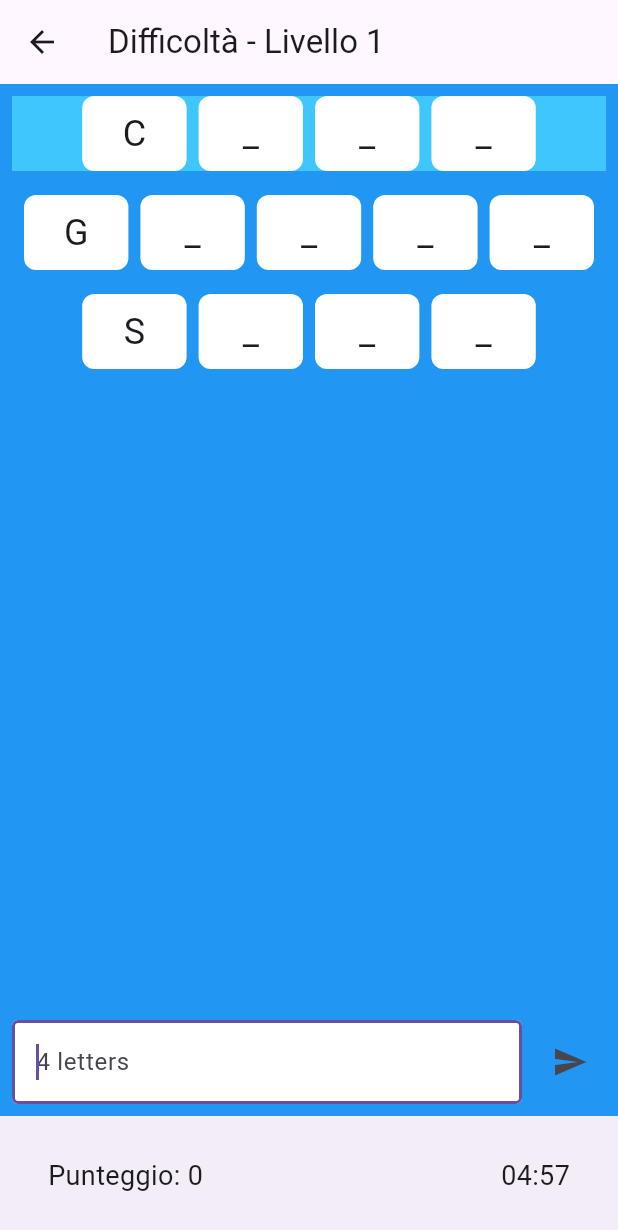
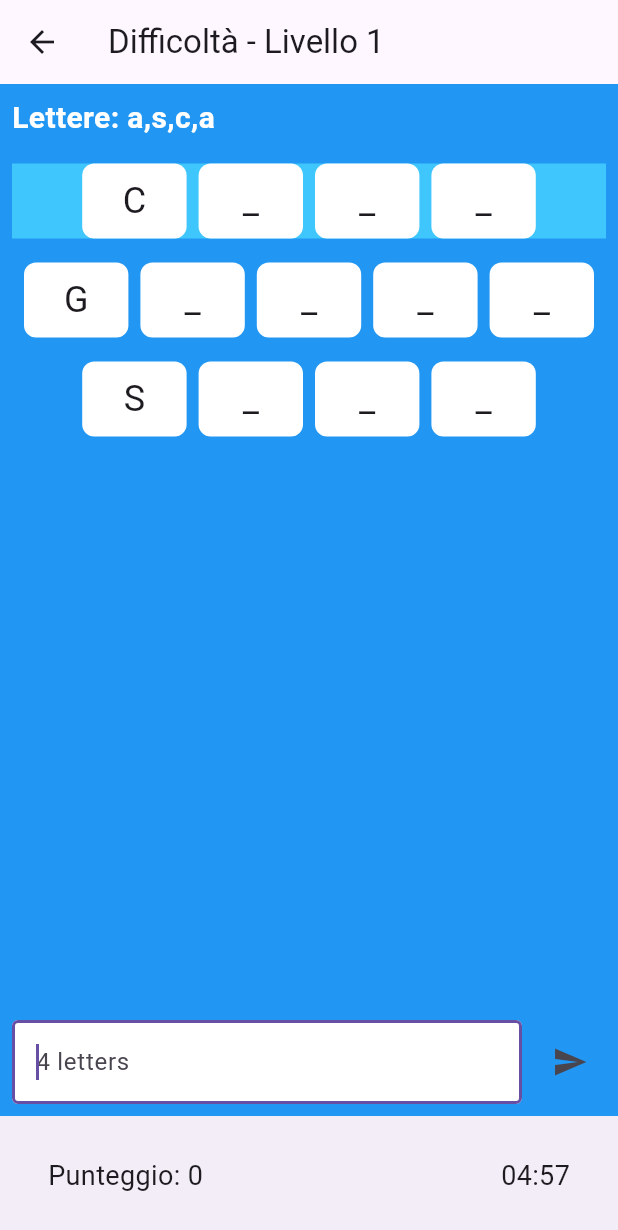
Before and after one commit to lucar91/Parolando, a Flutter app: the ListaPage screen opened by its route, after a tap on an icon or button, on a phone screen of 412 x 824 dp. Shown: the top 1230 px of the screen. Run offline on Flutter 3.47's test engine with Material 3 defaults, Android fonts, the phone set to English and light mode, and no system bars.

Commit message:
Added word letters into description labels

```diff
--- a/lib/pages/list_page.dart
+++ b/lib/pages/list_page.dart
@@ -14,6 +14,7 @@ class _ListaPageState extends State<ListaPage> {
   TextEditingController _textEditingController = TextEditingController();
 
   List<String>? levelWords;
+  List<String>? levelWordsLetters;
 
   int score = 0; // Aggiunta la variabile score
   bool isLoading = true; // Aggiungi una variabile di stato per il caricamento
@@ -59,11 +60,13 @@ class _ListaPageState extends State<ListaPage> {
     JsonParser jsonParser = JsonParser();
     try {
       await jsonParser.loadJsonData(); // Carica i dati JSON
-      Map<String, dynamic>? words = jsonParser.getLevelItems(
+      Map<String, dynamic>? wordsPack = jsonParser.getLevelItems(
           'easy', 1); // Ottieni le parole per il livello facile
-      if (words != null) {
-        levelWords = words['words'].keys.toList();
-
+      if (wordsPack != null) {
+        Map<String, dynamic> wordsMap = wordsPack['words'];
+        levelWords = wordsMap.keys.toList(); // Lista delle chiavi
+        levelWordsLetters =
+            wordsMap.values.map((value) => value.toString()).toList();
         disableRow = List<bool>.filled(levelWords!.length, false);
         setState(() {
           items =
@@ -164,6 +167,18 @@ class _ListaPageState extends State<ListaPage> {
                   : Column(
                       crossAxisAlignment: CrossAxisAlignment.stretch,
                       children: [
+                        if (selectedIndex != null)
+                          Padding(
+                            padding: const EdgeInsets.all(8.0),
+                            child: Text(
+                              'Lettere: ${levelWordsLetters![selectedIndex!]}',
+                              style: TextStyle(
+                                fontSize: 20,
+                                fontWeight: FontWeight.bold,
+                                color: Colors.white,
+                              ),
+                            ),
+                          ),
                         Expanded(
                           child: SingleChildScrollView(
                             child: Wrap(
```
